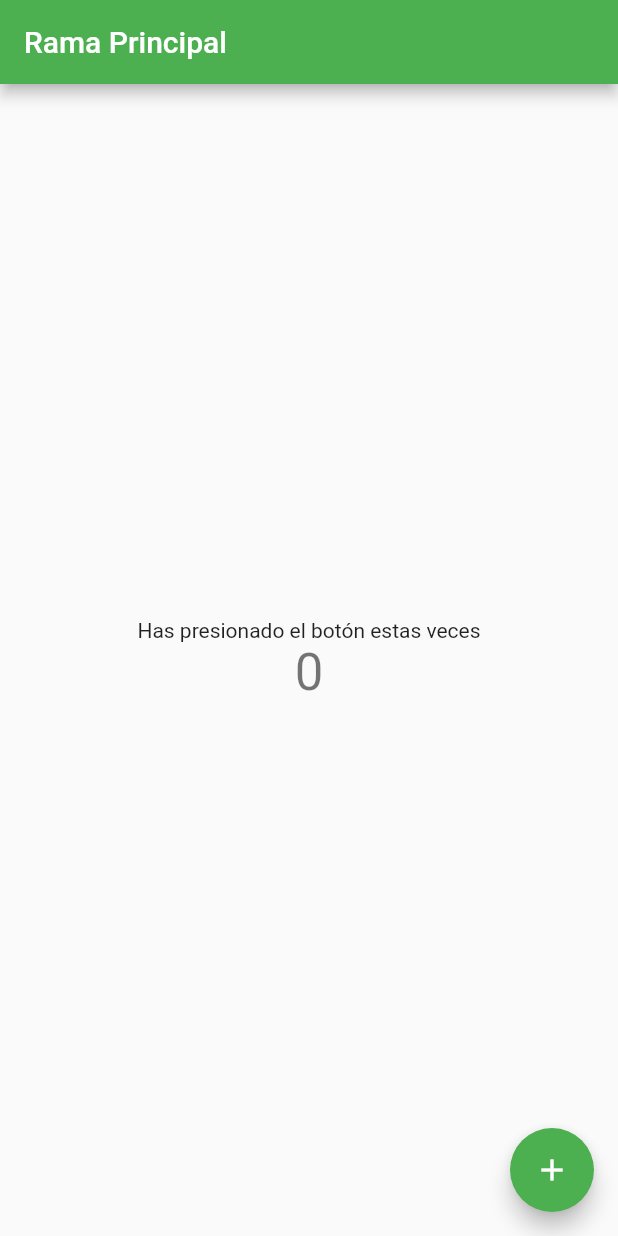
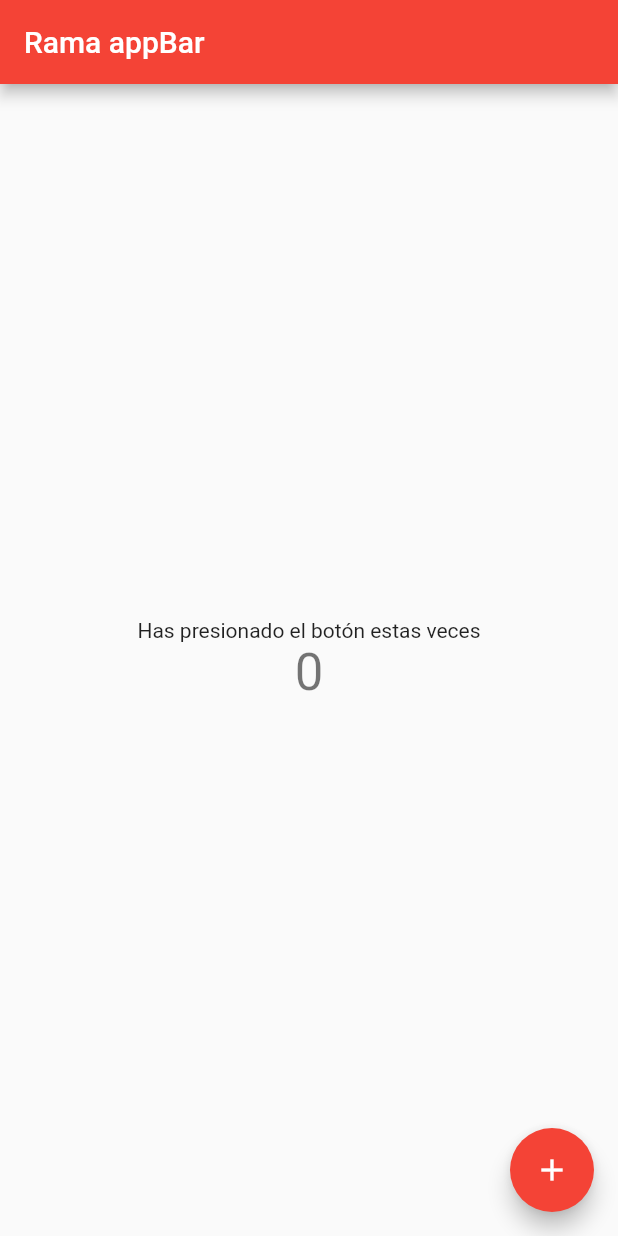
Before and after one commit to rmirandaPromad/Git_GitHub, a Flutter app: the screen it shows after launch, on a phone screen of 412 x 824 dp. Run offline on Flutter 3.47's test engine with Material 2 defaults, Android fonts, the phone set to English and light mode, and no system bars.

Commit message:
cambios en appBar (version 1)

```diff
--- a/lib/main.dart
+++ b/lib/main.dart
@@ -15,9 +15,9 @@ class MyApp extends StatelessWidget {
       title: 'Curso Git',
       theme: ThemeData(
 
-        primarySwatch: Colors.green,
+        primarySwatch: Colors.red,
       ),
-      home: const MyHomePage(title: 'Rama Principal'),
+      home: const MyHomePage(title: 'Rama appBar'),
     );
   }
 }
```
